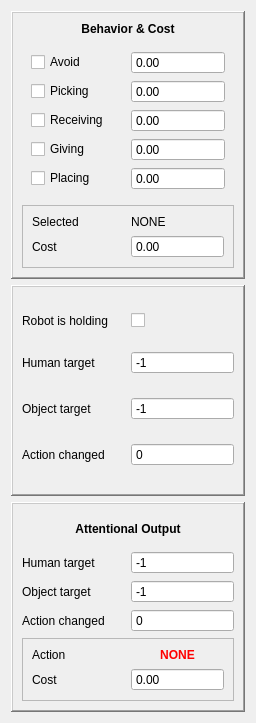
Qt form src/move3d-remote/attentionalwidget.ui (jmainpri/move3d-studio) before a commit.
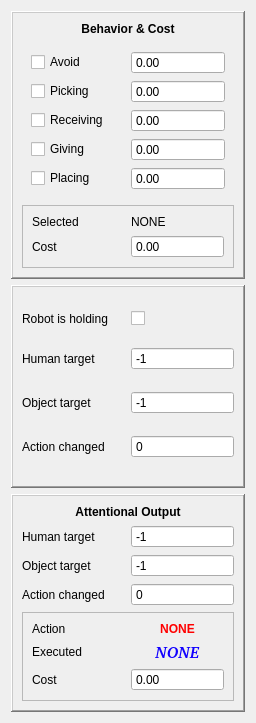
The same form after that commit.

Commit message: add executed behavior to the attentional widget

Patch:
```diff
--- a/src/move3d-remote/attentionalwidget.ui
+++ b/src/move3d-remote/attentionalwidget.ui
@@ -171,14 +171,14 @@
            </property>
           </widget>
          </item>
-         <item row="1" column="0">
+         <item row="2" column="0">
           <widget class="QLabel" name="label">
            <property name="text">
             <string>Cost</string>
            </property>
           </widget>
          </item>
-         <item row="1" column="1">
+         <item row="2" column="1">
           <widget class="QDoubleSpinBox" name="doubleSpinBoxTotalCost">
            <property name="readOnly">
             <bool>true</bool>
@@ -418,6 +418,464 @@
            </property>
           </widget>
          </item>
+         <item row="1" column="0">
+          <widget class="QLabel" name="labelExecutedText">
+           <property name="text">
+            <string>Executed</string>
+           </property>
+          </widget>
+         </item>
+         <item row="3" column="0">
+          <widget class="QLabel" name="label_2">
+           <property name="text">
+            <string>Cost</string>
+           </property>
+          </widget>
+         </item>
+         <item row="3" column="1">
+          <widget class="QDoubleSpinBox" name="doubleSpinBoxOutputCost">
+           <property name="readOnly">
+            <bool>true</bool>
+           </property>
+           <property name="buttonSymbols">
+            <enum>QAbstractSpinBox::NoButtons</enum>
+           </property>
+          </widget>
+         </item>
+         <item row="1" column="1">
+          <widget class="QLabel" name="labelBehaviorExecuted">
+           <property name="palette">
+            <palette>
+             <active>
+              <colorrole role="WindowText">
+               <brush brushstyle="SolidPattern">
+                <color alpha="255">
+                 <red>18</red>
+                 <green>1</green>
+                 <blue>255</blue>
+                </color>
+               </brush>
+              </colorrole>
+              <colorrole role="Button">
+               <brush brushstyle="SolidPattern">
+                <color alpha="255">
+                 <red>28</red>
+                 <green>0</green>
+                 <blue>240</blue>
+                </color>
+               </brush>
+              </colorrole>
+              <colorrole role="Light">
+               <brush brushstyle="SolidPattern">
+                <color alpha="255">
+                 <red>122</red>
+                 <green>105</green>
+                 <blue>255</blue>
+                </color>
+               </brush>
+              </colorrole>
+              <colorrole role="Midlight">
+               <brush brushstyle="SolidPattern">
+                <color alpha="255">
+                 <red>75</red>
+                 <green>52</green>
+                 <blue>247</blue>
+                </color>
+               </brush>
+              </colorrole>
+              <colorrole role="Dark">
+               <brush brushstyle="SolidPattern">
+                <color alpha="255">
+                 <red>14</red>
+                 <green>0</green>
+                 <blue>120</blue>
+                </color>
+               </brush>
+              </colorrole>
+              <colorrole role="Mid">
+               <brush brushstyle="SolidPattern">
+                <color alpha="255">
+                 <red>18</red>
+                 <green>0</green>
+                 <blue>160</blue>
+                </color>
+               </brush>
+              </colorrole>
+              <colorrole role="Text">
+               <brush brushstyle="SolidPattern">
+                <color alpha="255">
+                 <red>3</red>
+                 <green>57</green>
+                 <blue>255</blue>
+                </color>
+               </brush>
+              </colorrole>
+              <colorrole role="BrightText">
+               <brush brushstyle="SolidPattern">
+                <color alpha="255">
+                 <red>255</red>
+                 <green>255</green>
+                 <blue>255</blue>
+                </color>
+               </brush>
+              </colorrole>
+              <colorrole role="ButtonText">
+               <brush brushstyle="SolidPattern">
+                <color alpha="255">
+                 <red>0</red>
+                 <green>0</green>
+                 <blue>0</blue>
+                </color>
+               </brush>
+              </colorrole>
+              <colorrole role="Base">
+               <brush brushstyle="SolidPattern">
+                <color alpha="255">
+                 <red>255</red>
+                 <green>255</green>
+                 <blue>255</blue>
+                </color>
+               </brush>
+              </colorrole>
+              <colorrole role="Window">
+               <brush brushstyle="SolidPattern">
+                <color alpha="255">
+                 <red>28</red>
+                 <green>0</green>
+                 <blue>240</blue>
+                </color>
+               </brush>
+              </colorrole>
+              <colorrole role="Shadow">
+               <brush brushstyle="SolidPattern">
+                <color alpha="255">
+                 <red>0</red>
+                 <green>0</green>
+                 <blue>0</blue>
+                </color>
+               </brush>
+              </colorrole>
+              <colorrole role="AlternateBase">
+               <brush brushstyle="SolidPattern">
+                <color alpha="255">
+                 <red>141</red>
+                 <green>127</green>
+                 <blue>247</blue>
+                </color>
+               </brush>
+              </colorrole>
+              <colorrole role="ToolTipBase">
+               <brush brushstyle="SolidPattern">
+                <color alpha="255">
+                 <red>255</red>
+                 <green>255</green>
+                 <blue>220</blue>
+                </color>
+               </brush>
+              </colorrole>
+              <colorrole role="ToolTipText">
+               <brush brushstyle="SolidPattern">
+                <color alpha="255">
+                 <red>0</red>
+                 <green>0</green>
+                 <blue>0</blue>
+                </color>
+               </brush>
+              </colorrole>
+             </active>
+             <inactive>
+              <colorrole role="WindowText">
+               <brush brushstyle="SolidPattern">
+                <color alpha="255">
+                 <red>18</red>
+                 <green>1</green>
+                 <blue>255</blue>
+                </color>
+               </brush>
+              </colorrole>
+              <colorrole role="Button">
+               <brush brushstyle="SolidPattern">
+                <color alpha="255">
+                 <red>28</red>
+                 <green>0</green>
+                 <blue>240</blue>
+                </color>
+               </brush>
+              </colorrole>
+              <colorrole role="Light">
+               <brush brushstyle="SolidPattern">
+                <color alpha="255">
+                 <red>122</red>
+                 <green>105</green>
+                 <blue>255</blue>
+                </color>
+               </brush>
+              </colorrole>
+              <colorrole role="Midlight">
+               <brush brushstyle="SolidPattern">
+                <color alpha="255">
+                 <red>75</red>
+                 <green>52</green>
+                 <blue>247</blue>
+                </color>
+               </brush>
+              </colorrole>
+              <colorrole role="Dark">
+               <brush brushstyle="SolidPattern">
+                <color alpha="255">
+                 <red>14</red>
+                 <green>0</green>
+                 <blue>120</blue>
+                </color>
+               </brush>
+              </colorrole>
+              <colorrole role="Mid">
+               <brush brushstyle="SolidPattern">
+                <color alpha="255">
+                 <red>18</red>
+                 <green>0</green>
+                 <blue>160</blue>
+                </color>
+               </brush>
+              </colorrole>
+              <colorrole role="Text">
+               <brush brushstyle="SolidPattern">
+                <color alpha="255">
+                 <red>3</red>
+                 <green>57</green>
+                 <blue>255</blue>
+                </color>
+               </brush>
+              </colorrole>
+              <colorrole role="BrightText">
+               <brush brushstyle="SolidPattern">
+                <color alpha="255">
+                 <red>255</red>
+                 <green>255</green>
+                 <blue>255</blue>
+                </color>
+               </brush>
+              </colorrole>
+              <colorrole role="ButtonText">
+               <brush brushstyle="SolidPattern">
+                <color alpha="255">
+                 <red>0</red>
+                 <green>0</green>
+                 <blue>0</blue>
+                </color>
+               </brush>
+              </colorrole>
+              <colorrole role="Base">
+               <brush brushstyle="SolidPattern">
+                <color alpha="255">
+                 <red>255</red>
+                 <green>255</green>
+                 <blue>255</blue>
+                </color>
+               </brush>
+              </colorrole>
+              <colorrole role="Window">
+               <brush brushstyle="SolidPattern">
+                <color alpha="255">
+                 <red>28</red>
+                 <green>0</green>
+                 <blue>240</blue>
+                </color>
+               </brush>
+              </colorrole>
+              <colorrole role="Shadow">
+               <brush brushstyle="SolidPattern">
+                <color alpha="255">
+                 <red>0</red>
+                 <green>0</green>
+                 <blue>0</blue>
+                </color>
+               </brush>
+              </colorrole>
+              <colorrole role="AlternateBase">
+               <brush brushstyle="SolidPattern">
+                <color alpha="255">
+                 <red>141</red>
+                 <green>127</green>
+                 <blue>247</blue>
+                </color>
+               </brush>
+              </colorrole>
+              <colorrole role="ToolTipBase">
+               <brush brushstyle="SolidPattern">
+                <color alpha="255">
+                 <red>255</red>
+                 <green>255</green>
+                 <blue>220</blue>
+                </color>
+               </brush>
+              </colorrole>
+              <colorrole role="ToolTipText">
+               <brush brushstyle="SolidPattern">
+                <color alpha="255">
+                 <red>0</red>
+                 <green>0</green>
+                 <blue>0</blue>
+                </color>
+               </brush>
+              </colorrole>
+             </inactive>
+             <disabled>
+              <colorrole role="WindowText">
+               <brush brushstyle="SolidPattern">
+                <color alpha="255">
+                 <red>14</red>
+                 <green>0</green>
+                 <blue>120</blue>
+                </color>
+               </brush>
+              </colorrole>
+              <colorrole role="Button">
+               <brush brushstyle="SolidPattern">
+                <color alpha="255">
+                 <red>28</red>
+                 <green>0</green>
+                 <blue>240</blue>
+                </color>
+               </brush>
+              </colorrole>
+              <colorrole role="Light">
+               <brush brushstyle="SolidPattern">
+                <color alpha="255">
+                 <red>122</red>
+                 <green>105</green>
+                 <blue>255</blue>
+                </color>
+               </brush>
+              </colorrole>
+              <colorrole role="Midlight">
+               <brush brushstyle="SolidPattern">
+                <color alpha="255">
+                 <red>75</red>
+                 <green>52</green>
+                 <blue>247</blue>
+                </color>
+               </brush>
+              </colorrole>
+              <colorrole role="Dark">
+               <brush brushstyle="SolidPattern">
+                <color alpha="255">
+                 <red>14</red>
+                 <green>0</green>
+                 <blue>120</blue>
+                </color>
+               </brush>
+              </colorrole>
+              <colorrole role="Mid">
+               <brush brushstyle="SolidPattern">
+                <color alpha="255">
+                 <red>18</red>
+                 <green>0</green>
+                 <blue>160</blue>
+                </color>
+               </brush>
+              </colorrole>
+              <colorrole role="Text">
+               <brush brushstyle="SolidPattern">
+                <color alpha="255">
+                 <red>14</red>
+                 <green>0</green>
+                 <blue>120</blue>
+                </color>
+               </brush>
+              </colorrole>
+              <colorrole role="BrightText">
+               <brush brushstyle="SolidPattern">
+                <color alpha="255">
+                 <red>255</red>
+                 <green>255</green>
+                 <blue>255</blue>
+                </color>
+               </brush>
+              </colorrole>
+              <colorrole role="ButtonText">
+               <brush brushstyle="SolidPattern">
+                <color alpha="255">
+                 <red>14</red>
+                 <green>0</green>
+                 <blue>120</blue>
+                </color>
+               </brush>
+              </colorrole>
+              <colorrole role="Base">
+               <brush brushstyle="SolidPattern">
+                <color alpha="255">
+                 <red>28</red>
+                 <green>0</green>
+                 <blue>240</blue>
+                </color>
+               </brush>
+              </colorrole>
+              <colorrole role="Window">
+               <brush brushstyle="SolidPattern">
+                <color alpha="255">
+                 <red>28</red>
+                 <green>0</green>
+                 <blue>240</blue>
+                </color>
+               </brush>
+              </colorrole>
+              <colorrole role="Shadow">
+               <brush brushstyle="SolidPattern">
+                <color alpha="255">
+                 <red>0</red>
+                 <green>0</green>
+                 <blue>0</blue>
+                </color>
+               </brush>
+              </colorrole>
+              <colorrole role="AlternateBase">
+               <brush brushstyle="SolidPattern">
+                <color alpha="255">
+                 <red>28</red>
+                 <green>0</green>
+                 <blue>240</blue>
+                </color>
+               </brush>
+              </colorrole>
+              <colorrole role="ToolTipBase">
+               <brush brushstyle="SolidPattern">
+                <color alpha="255">
+                 <red>255</red>
+                 <green>255</green>
+                 <blue>220</blue>
+                </color>
+               </brush>
+              </colorrole>
+              <colorrole role="ToolTipText">
+               <brush brushstyle="SolidPattern">
+                <color alpha="255">
+                 <red>0</red>
+                 <green>0</green>
+                 <blue>0</blue>
+                </color>
+               </brush>
+              </colorrole>
+             </disabled>
+            </palette>
+           </property>
+           <property name="font">
+            <font>
+             <family>Bitstream Charter</family>
+             <pointsize>12</pointsize>
+             <weight>75</weight>
+             <italic>true</italic>
+             <bold>true</bold>
+            </font>
+           </property>
+           <property name="text">
+            <string>NONE</string>
+           </property>
+           <property name="alignment">
+            <set>Qt::AlignCenter</set>
+           </property>
+          </widget>
+         </item>
          <item row="0" column="1">
           <widget class="QLabel" name="labelOutputBehaviorSelectet">
            <property name="palette">
@@ -471,23 +929,6 @@
            </property>
           </widget>
          </item>
-         <item row="1" column="0">
-          <widget class="QLabel" name="label_2">
-           <property name="text">
-            <string>Cost</string>
-           </property>
-          </widget>
-         </item>
-         <item row="1" column="1">
-          <widget class="QDoubleSpinBox" name="doubleSpinBoxOutputCost">
-           <property name="readOnly">
-            <bool>true</bool>
-           </property>
-           <property name="buttonSymbols">
-            <enum>QAbstractSpinBox::NoButtons</enum>
-           </property>
-          </widget>
-         </item>
         </layout>
        </widget>
       </item>
```
The commit also changes 1 other file.
